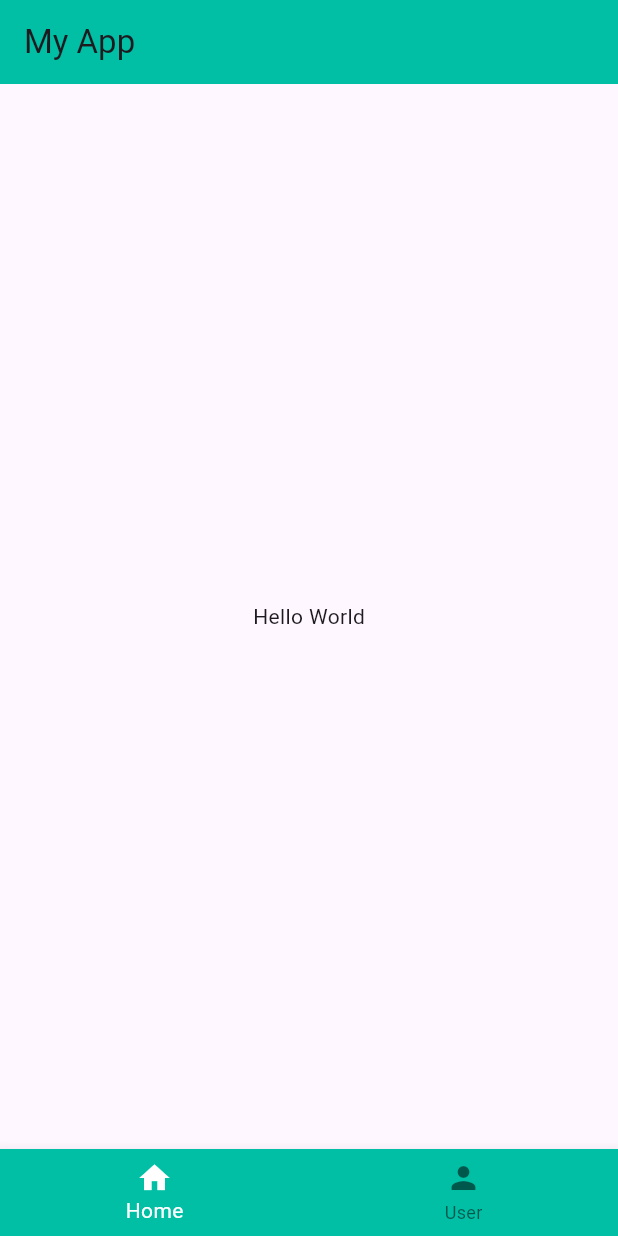
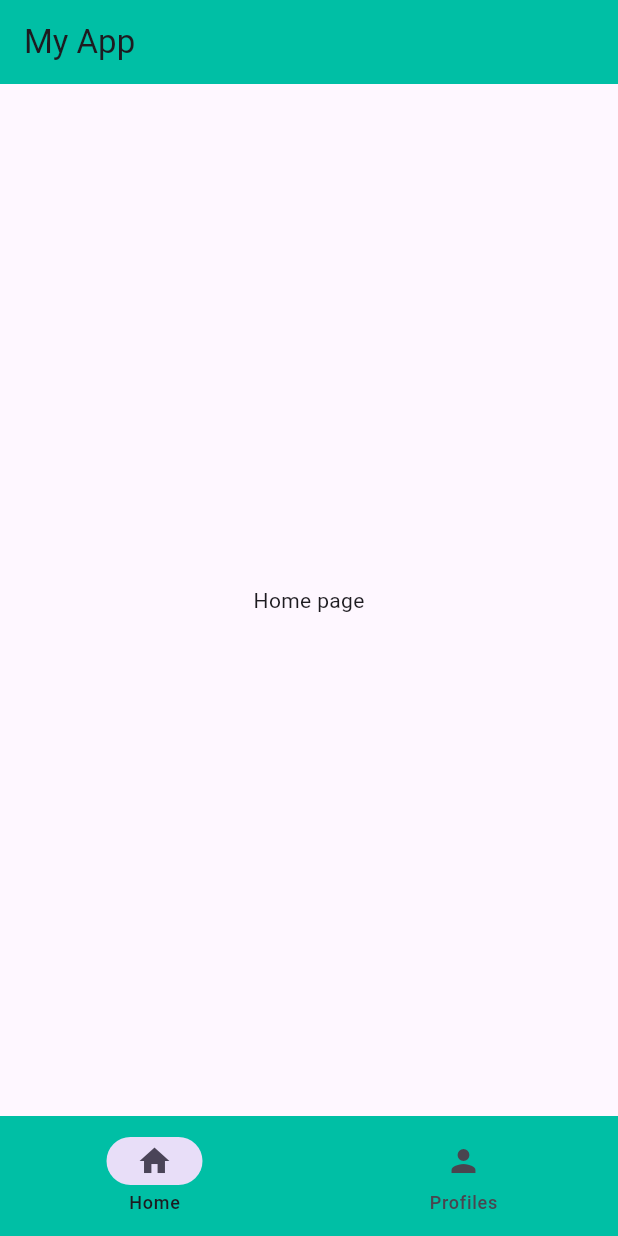
Before and after one commit to purnadi-winarno/flutter_kickstart, a Flutter app: the screen it shows after launch, on a phone screen of 412 x 824 dp. Run offline on Flutter 3.47's test engine with Material 3 defaults, Android fonts, the phone set to English and light mode, and no system bars.

Commit message:
two separate pages

```diff
--- a/lib/main.dart
+++ b/lib/main.dart
@@ -22,16 +22,22 @@ class _MyAppState extends State<MyApp> {
           title: const Text("My App"),
           backgroundColor: Colors.tealAccent.shade700,
         ),
-        body: const Center(child: Text("Hello World")),
-        bottomNavigationBar: BottomNavigationBar(
-          items: [
-            BottomNavigationBarItem(icon: Icon(Icons.home), label: "Home"),
-            BottomNavigationBarItem(icon: Icon(Icons.person), label: "User"),
+        body:
+            selectedIndex == 0
+                ? Center(child: Text("Home page"))
+                : Center(child: Text("Profile page")),
+        bottomNavigationBar: NavigationBar(
+          destinations: [
+            NavigationDestination(icon: Icon(Icons.home), label: "Home"),
+            NavigationDestination(icon: Icon(Icons.person), label: "Profiles"),
           ],
-          onTap: (value) => setState(() => selectedIndex = value),
+          onDestinationSelected: (int index) {
+            setState(() {
+              selectedIndex = index;
+            });
+          },
+          selectedIndex: selectedIndex,
           backgroundColor: Colors.tealAccent.shade700,
-          selectedItemColor: Colors.white,
-          currentIndex: selectedIndex,
         ),
       ),
     );
```
